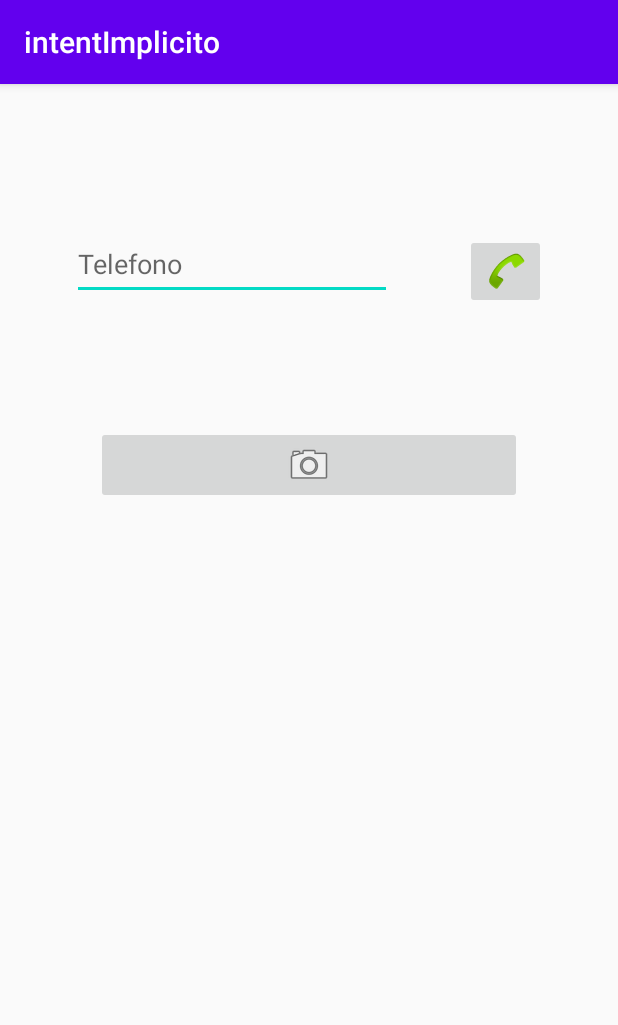
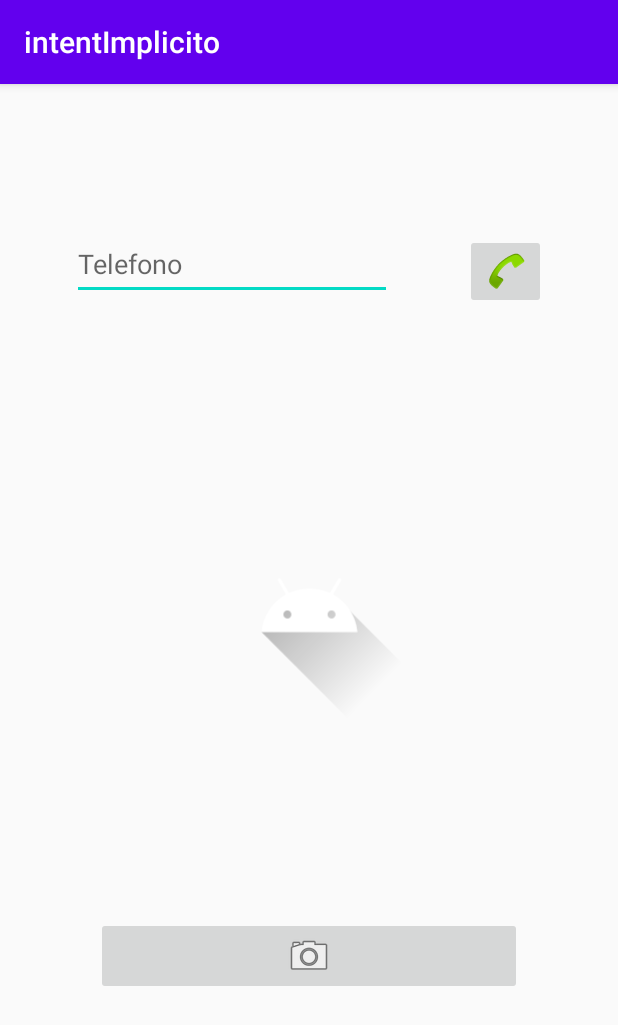
Before and after one commit to Rhory1/intentImplicito, an Android app: the screen it shows after launch (MainActivity), on a phone screen of 412 x 824 dp. Shown: the top 1025 px of the screen. Run offline under Robolectric (Android 15) with nearby library versions, the phone set to English and light mode, and no system bars.

```diff
--- a/app/src/main/res/layout/activity_main.xml
+++ b/app/src/main/res/layout/activity_main.xml
@@ -39,13 +39,25 @@
         android:layout_width="match_parent"
         android:layout_height="wrap_content"
         android:layout_marginStart="64dp"
-        android:layout_marginTop="84dp"
+        android:layout_marginTop="124dp"
         android:layout_marginEnd="64dp"
+        app:layout_constraintBottom_toBottomOf="parent"
         app:layout_constraintEnd_toEndOf="parent"
-        app:layout_constraintHorizontal_bias="0.498"
+        app:layout_constraintHorizontal_bias="0.0"
         app:layout_constraintStart_toStartOf="parent"
-        app:layout_constraintTop_toBottomOf="@+id/etTelefono"
+        app:layout_constraintTop_toBottomOf="@+id/ivImage"
+        app:layout_constraintVertical_bias="0.0"
         app:srcCompat="@android:drawable/ic_menu_camera"
         tools:ignore="SpeakableTextPresentCheck" />
 
+    <ImageView
+        android:id="@+id/ivImage"
+        android:layout_width="150dp"
+        android:layout_height="159dp"
+        android:layout_marginTop="128dp"
+        app:layout_constraintEnd_toEndOf="parent"
+        app:layout_constraintStart_toStartOf="parent"
+        app:layout_constraintTop_toBottomOf="@+id/etTelefono"
+        app:srcCompat="@drawable/ic_launcher_foreground" />
+
 </android.support.constraint.ConstraintLayout>
```
Also changed, not shown: app/src/main/java/com/example/intentimplicito/MainActivity.java (+84 -6 lines).
